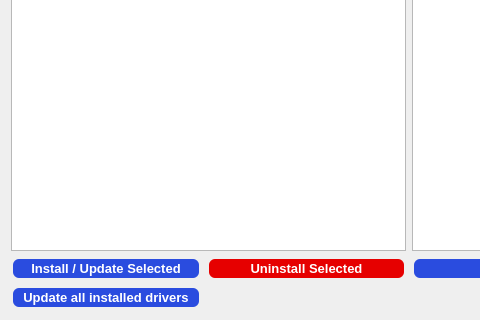
Above: nomad_camels/gui/device_installer.ui from FAU-LAP/NOMAD-CAMELS before the change; both pictures show x 0 to 480 and y 161 to 481 of the 679 by 481 pixel window. Below: the same form after it.
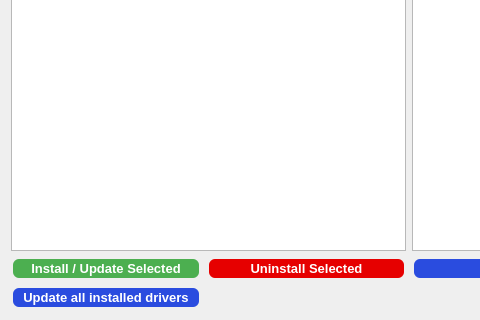
That is the form after the change.

Commit message: update install button to green

```diff
--- a/nomad_camels/gui/device_installer.ui
+++ b/nomad_camels/gui/device_installer.ui
@@ -119,7 +119,7 @@
      </property>
      <property name="styleSheet">
       <string notr="true">QPushButton {
-                                background-color: #2a4cdf; 
+                                background-color: #4CAF50; 
                                 color: white; 
                                 border: none; 
                                 padding: 2px 10px; 
```
Left out of the diff: 2 changed lines with no effect on the pictures. The commit also changes 1 other file.
